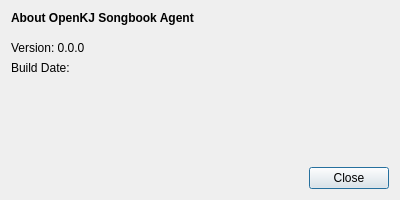
Qt form src/dialogabout.ui (OpenKJ/SongbookAgent) before a commit.
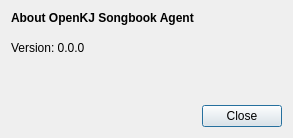
The same form after that commit.

Commit message: Modernize and move to github actions builds

Patch:
```diff
--- a/src/dialogabout.ui
+++ b/src/dialogabout.ui
@@ -6,8 +6,8 @@
    <rect>
     <x>0</x>
     <y>0</y>
-    <width>400</width>
-    <height>200</height>
+    <width>293</width>
+    <height>138</height>
    </rect>
   </property>
   <property name="windowTitle">
@@ -53,13 +53,6 @@
      </property>
     </widget>
    </item>
-   <item>
-    <widget class="QLabel" name="labelBuildDate">
-     <property name="text">
-      <string>Build Date:</string>
-     </property>
-    </widget>
-   </item>
    <item>
     <spacer name="verticalSpacer_2">
      <property name="orientation">
@@ -68,7 +61,7 @@
      <property name="sizeHint" stdset="0">
       <size>
        <width>20</width>
-       <height>50</height>
+       <height>20</height>
       </size>
      </property>
     </spacer>
```
The commit also changes 42 other files.
